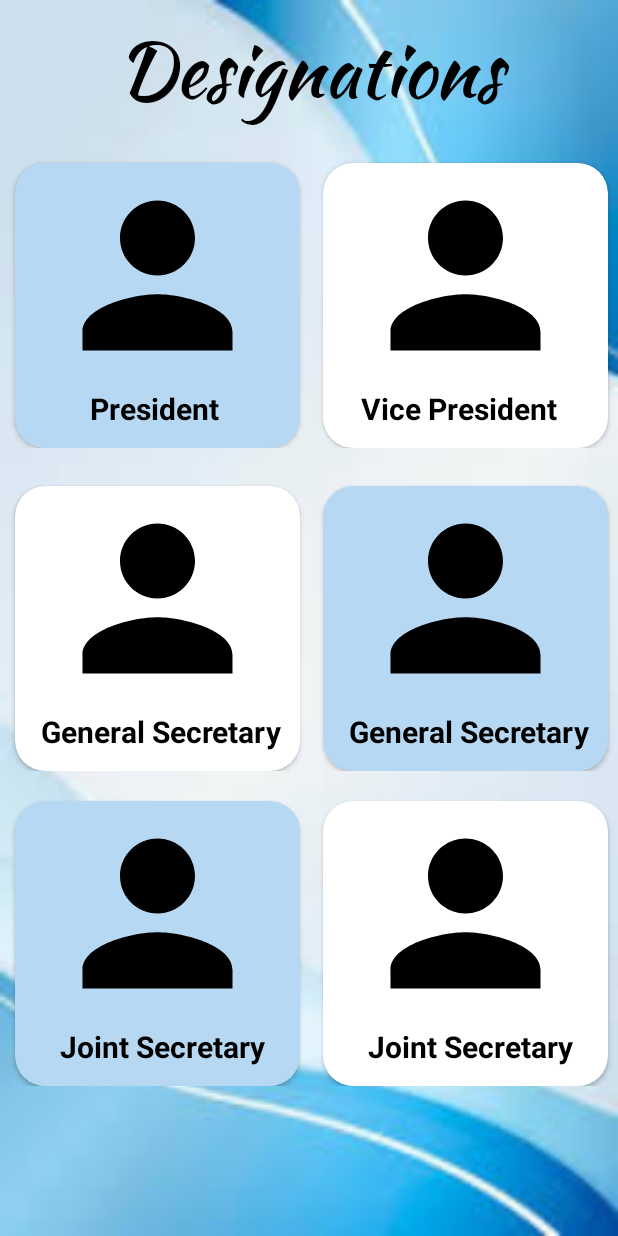
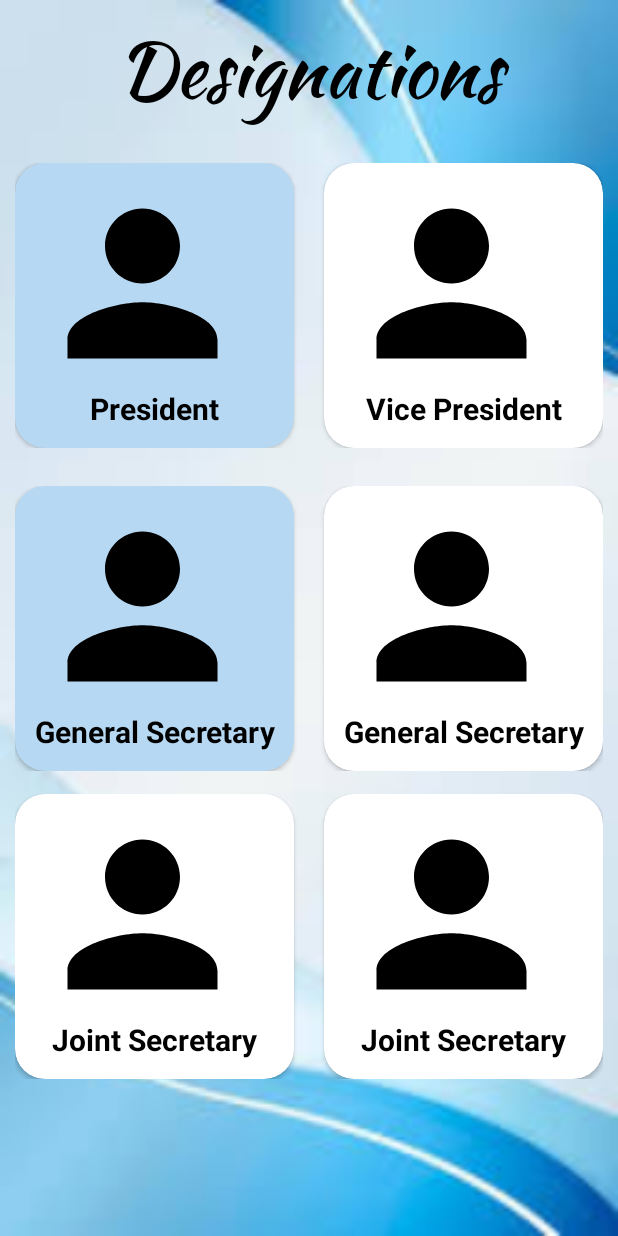
Before and after one commit to farran-777/Event_Management_Soceity_App, an Android app: the layout activity_designations.xml on its own in the app's theme, with its tools: preview values and no code run, on a phone screen of 412 x 824 dp. Run offline under Robolectric (Android 15) with nearby library versions, the phone set to English and light mode, and no system bars.

Commit message:
git commit

```diff
--- a/app/src/main/res/layout/activity_designations.xml
+++ b/app/src/main/res/layout/activity_designations.xml
@@ -1,11 +1,17 @@
 <?xml version="1.0" encoding="utf-8"?>
-<LinearLayout xmlns:android="http://schemas.android.com/apk/res/android"
+<ScrollView xmlns:android="http://schemas.android.com/apk/res/android"
     xmlns:app="http://schemas.android.com/apk/res-auto"
     android:layout_width="match_parent"
     android:layout_height="match_parent"
-    android:id="@+id/designation"
     android:background="@drawable/emsbg"
-    android:orientation="vertical">
+    android:id="@+id/Designation">
+
+    <LinearLayout
+        android:layout_width="match_parent"
+        android:layout_height="wrap_content"
+        android:orientation="vertical"
+        android:paddingLeft="10dp"
+        android:paddingRight="10dp">
 
         <TextView
             android:layout_width="match_parent"
@@ -15,36 +21,39 @@
             android:text="Designations"
             android:textColor="@color/black"
             android:textSize="50sp"
-        android:fontFamily="@font/kaushanscript_regular"/>
+            android:fontFamily="@font/kaushanscript_regular" />
 
+        <!-- First row of cards -->
         <LinearLayout
             android:layout_width="match_parent"
             android:layout_height="wrap_content"
-        android:orientation="horizontal">
+            android:orientation="horizontal"
+            android:layout_marginTop="25dp">
 
             <androidx.cardview.widget.CardView
-            android:layout_width="190dp"
+                android:layout_width="0dp"
                 android:layout_height="190dp"
-            android:layout_marginLeft="10dp"
-            android:layout_marginTop="25dp"
+                android:layout_weight="1"
+                android:layout_marginRight="10dp"
                 app:cardCornerRadius="20dp"
                 android:backgroundTint="#B6D8F2">
 
                 <LinearLayout
                     android:layout_width="match_parent"
                     android:layout_height="wrap_content"
-                android:orientation="vertical">
+                    android:orientation="vertical"
+                    android:padding="10dp">
 
                     <TextView
                         android:layout_width="match_parent"
-                    android:layout_height="match_parent"
-                    android:layout_marginLeft="20dp"
-                    android:drawableStart="@drawable/person_ems_24" />
+                        android:layout_height="140dp"
+                        android:drawableStart="@drawable/person_ems_24"
+                        android:text="" /> <!-- Add descriptive text here -->
 
                     <TextView
+                        android:gravity="center"
                         android:layout_width="match_parent"
                         android:layout_height="wrap_content"
-                    android:layout_marginLeft="50dp"
                         android:text="President"
                         android:textColor="@color/black"
                         android:textSize="20sp"
@@ -53,27 +62,28 @@
             </androidx.cardview.widget.CardView>
 
             <androidx.cardview.widget.CardView
-            android:layout_width="190dp"
+                android:layout_width="0dp"
                 android:layout_height="190dp"
-            android:layout_marginLeft="15dp"
-            android:layout_marginTop="25dp"
+                android:layout_weight="1"
+                android:layout_marginLeft="10dp"
                 app:cardCornerRadius="20dp">
 
                 <LinearLayout
                     android:layout_width="match_parent"
                     android:layout_height="wrap_content"
-                android:orientation="vertical">
+                    android:orientation="vertical"
+                    android:padding="10dp">
 
                     <TextView
                         android:layout_width="match_parent"
-                    android:layout_height="wrap_content"
-                    android:layout_marginLeft="20dp"
-                    android:drawableStart="@drawable/person_ems_24" />
+                        android:layout_height="140dp"
+                        android:drawableStart="@drawable/person_ems_24"
+                        android:text="" /> <!-- Add descriptive text here -->
 
                     <TextView
+                        android:gravity="center"
                         android:layout_width="match_parent"
                         android:layout_height="wrap_content"
-                    android:layout_marginLeft="25dp"
                         android:text="Vice President"
                         android:textColor="@color/black"
                         android:textSize="20sp"
@@ -81,34 +91,36 @@
                 </LinearLayout>
             </androidx.cardview.widget.CardView>
         </LinearLayout>
+        <LinearLayout
+            android:layout_width="match_parent"
+            android:layout_height="wrap_content"
+            android:orientation="horizontal"
+            android:layout_marginTop="25dp">
+
+            <androidx.cardview.widget.CardView
+                android:layout_width="0dp"
+                android:layout_height="190dp"
+                android:layout_weight="1"
+                android:layout_marginRight="10dp"
+                app:cardCornerRadius="20dp"
+                android:backgroundTint="#B6D8F2">
 
                 <LinearLayout
                     android:layout_width="match_parent"
                     android:layout_height="wrap_content"
-        android:orientation="horizontal">
-
-        <androidx.cardview.widget.CardView
-            android:layout_width="190dp"
-            android:layout_height="190dp"
-            android:layout_marginLeft="10dp"
-            android:layout_marginTop="25dp"
-            app:cardCornerRadius="20dp">
-
-            <LinearLayout
-                android:layout_width="match_parent"
-                android:layout_height="wrap_content"
-                android:orientation="vertical">
+                    android:orientation="vertical"
+                    android:padding="10dp">
 
                     <TextView
                         android:layout_width="match_parent"
-                    android:layout_height="wrap_content"
-                    android:layout_marginLeft="20dp"
-                    android:drawableStart="@drawable/person_ems_24" />
+                        android:layout_height="140dp"
+                        android:drawableStart="@drawable/person_ems_24"
+                        android:text="" /> <!-- Add descriptive text here -->
 
                     <TextView
+                        android:gravity="center"
                         android:layout_width="match_parent"
                         android:layout_height="wrap_content"
-                    android:layout_marginLeft="17dp"
                         android:text="General Secretary"
                         android:textColor="@color/black"
                         android:textSize="20sp"
@@ -117,28 +129,28 @@
             </androidx.cardview.widget.CardView>
 
             <androidx.cardview.widget.CardView
-            android:layout_width="190dp"
+                android:layout_width="0dp"
                 android:layout_height="190dp"
-            android:layout_marginLeft="15dp"
-            android:layout_marginTop="25dp"
-            app:cardCornerRadius="20dp"
-            android:backgroundTint="#B6D8F2">
+                android:layout_weight="1"
+                android:layout_marginLeft="10dp"
+                app:cardCornerRadius="20dp">
 
                 <LinearLayout
                     android:layout_width="match_parent"
                     android:layout_height="wrap_content"
-                android:orientation="vertical">
+                    android:orientation="vertical"
+                    android:padding="10dp">
 
                     <TextView
                         android:layout_width="match_parent"
-                    android:layout_height="wrap_content"
-                    android:layout_marginLeft="20dp"
-                    android:drawableStart="@drawable/person_ems_24" />
+                        android:layout_height="140dp"
+                        android:drawableStart="@drawable/person_ems_24"
+                        android:text="" /> <!-- Add descriptive text here -->
 
                     <TextView
+                        android:gravity="center"
                         android:layout_width="match_parent"
                         android:layout_height="wrap_content"
-                    android:layout_marginLeft="17dp"
                         android:text="General Secretary"
                         android:textColor="@color/black"
                         android:textSize="20sp"
@@ -146,36 +158,36 @@
                 </LinearLayout>
             </androidx.cardview.widget.CardView>
         </LinearLayout>
-
+        <!-- Second row of cards -->
         <LinearLayout
             android:layout_width="match_parent"
             android:layout_height="wrap_content"
-        android:orientation="horizontal">
+            android:orientation="horizontal"
+            android:layout_marginTop="15dp">
 
             <androidx.cardview.widget.CardView
-            android:layout_width="190dp"
+                android:layout_width="0dp"
                 android:layout_height="190dp"
-            android:layout_marginLeft="10dp"
-            android:layout_marginTop="20dp"
-            app:cardCornerRadius="20dp"
-            android:backgroundTint="#B6D8F2">
+                android:layout_weight="1"
+                android:layout_marginRight="10dp"
+                app:cardCornerRadius="20dp">
 
                 <LinearLayout
                     android:layout_width="match_parent"
                     android:layout_height="wrap_content"
                     android:orientation="vertical"
-                >
+                    android:padding="10dp">
 
                     <TextView
                         android:layout_width="match_parent"
-                    android:layout_height="wrap_content"
-                    android:layout_marginLeft="20dp"
-                    android:drawableStart="@drawable/person_ems_24" />
+                        android:layout_height="140dp"
+                        android:drawableStart="@drawable/person_ems_24"
+                        android:text="" /> <!-- Add descriptive text here -->
 
                     <TextView
+                        android:gravity="center"
                         android:layout_width="match_parent"
                         android:layout_height="wrap_content"
-                    android:layout_marginLeft="30dp"
                         android:text="Joint Secretary"
                         android:textColor="@color/black"
                         android:textSize="20sp"
@@ -184,27 +196,28 @@
             </androidx.cardview.widget.CardView>
 
             <androidx.cardview.widget.CardView
-            android:layout_width="190dp"
+                android:layout_width="0dp"
                 android:layout_height="190dp"
-            android:layout_marginLeft="15dp"
-            android:layout_marginTop="20dp"
+                android:layout_weight="1"
+                android:layout_marginLeft="10dp"
                 app:cardCornerRadius="20dp">
 
                 <LinearLayout
                     android:layout_width="match_parent"
                     android:layout_height="wrap_content"
-                android:orientation="vertical">
+                    android:orientation="vertical"
+                    android:padding="10dp">
 
                     <TextView
                         android:layout_width="match_parent"
-                    android:layout_height="wrap_content"
-                    android:layout_marginLeft="20dp"
-                    android:drawableStart="@drawable/person_ems_24" />
+                        android:layout_height="140dp"
+                        android:drawableStart="@drawable/person_ems_24"
+                        android:text="" /> <!-- Add descriptive text here -->
 
                     <TextView
+                        android:gravity="center"
                         android:layout_width="match_parent"
                         android:layout_height="wrap_content"
-                    android:layout_marginLeft="30dp"
                         android:text="Joint Secretary"
                         android:textColor="@color/black"
                         android:textSize="20sp"
@@ -213,4 +226,7 @@
             </androidx.cardview.widget.CardView>
         </LinearLayout>
 
+        <!-- Add more rows as needed in the same format -->
+
     </LinearLayout>
+</ScrollView>
```
Also changed, not shown: app/src/main/java/com/example/eventmanagementsoceityapp/ems3.java (+16 -3 lines), app/src/main/res/layout/ems3.xml (+38 -30 lines). Lines whose indentation alone changed are shown as unchanged.
